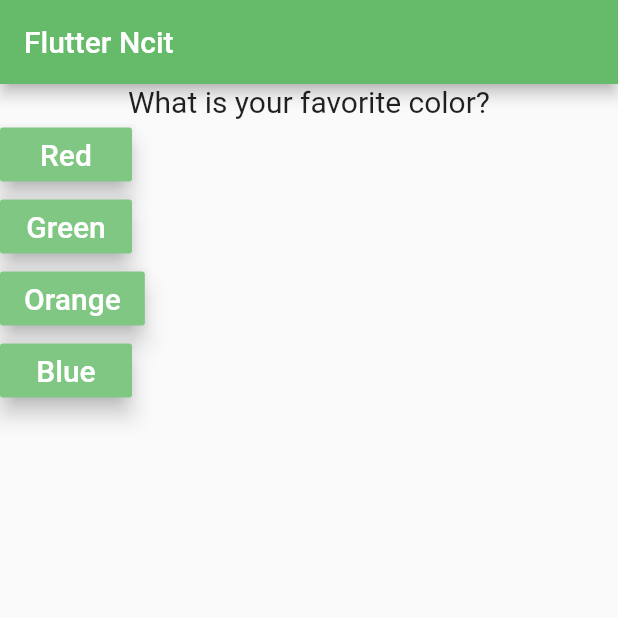
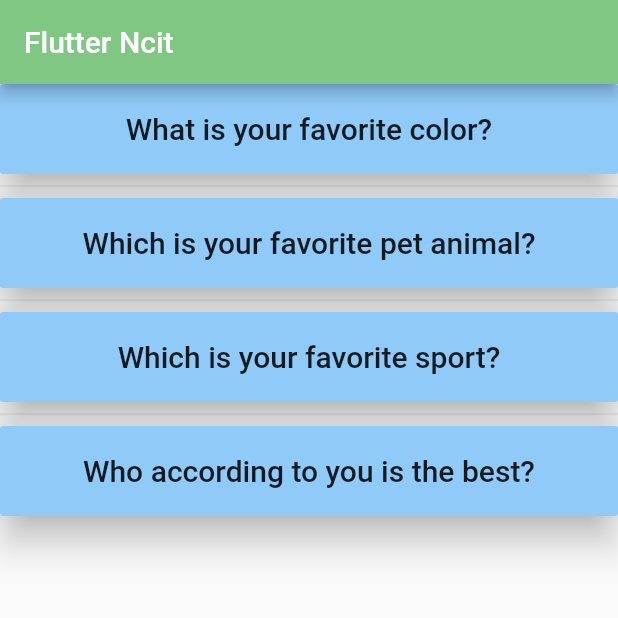
Before and after one commit to BinayakDotel/Binayak_FlutterNcit, a Flutter app: the screen it shows after launch, on a phone screen of 412 x 824 dp, the top half of it. Run offline on Flutter 3.47's test engine with Material 2 defaults, Android fonts, the phone set to English and light mode, and no system bars.

```diff
--- /dev/null
+++ b/lib/Answer.dart
@@ -0,0 +1,46 @@
+import 'package:flutter/material.dart';
+import 'InterfaceButton.dart';
+import 'TextArea.dart';
+
+class Answer extends StatefulWidget {
+  final count;
+  final List questions;
+  final Function clickResponse;
+
+  Answer(this.questions, this.clickResponse, this.count);
+
+  @override
+  State<StatefulWidget> createState() {
+    return AnswerState(clickResponse, questions, count);
+  }
+}
+
+class AnswerState extends State<Answer> {
+  final count;
+  final List stateQuestion;
+  final Function clickResponse;
+
+  AnswerState(this.clickResponse, this.stateQuestion, this.count);
+
+  @override
+  Widget build(BuildContext context) {
+    return
+      ListView.separated(
+        padding: const EdgeInsets.all(0),
+      itemCount: stateQuestion.length,
+      itemBuilder: (BuildContext context, int index) {
+        return Container(
+            height: 60,
+          child: RaisedButton(
+            color: Colors.blue[200],
+            child: TextArea(this.stateQuestion[index]['question']),
+            elevation: 10,
+            onPressed: () => clickResponse(this.stateQuestion[index]['answer']['score']),
+          ),
+        );
+      },
+        separatorBuilder:
+            (BuildContext context, int index) => const Divider()
+    );
+  }
+}
--- a/lib/TextArea.dart
+++ b/lib/TextArea.dart
@@ -13,6 +13,7 @@ class TextArea extends StatelessWidget {
           this.names,
           style: TextStyle(fontSize: 20),
           textAlign: TextAlign.center,
-        ));
+        )
+    );
   }
 }
--- a/lib/main.dart
+++ b/lib/main.dart
@@ -1,6 +1,13 @@
+import 'package:flutter/cupertino.dart';
 import 'package:flutter/material.dart';
+import 'package:flutterncit/FetchData.dart';
+import 'package:flutterncit/Answer.dart';
 import './TextArea.dart';
 import './InterfaceButton.dart';
+import 'FetchData.dart';
+import 'AddData.dart';
+import 'Result.dart';
+import 'Answer.dart';
 
 void main() => runApp(MyApp());
 
@@ -14,14 +21,16 @@ class MyApp extends StatefulWidget {
 class MyAppState extends State<MyApp> {
   var index = 0;
   var totalScore = 0;
-  final texts = [
+  var theme = Colors.green[300];
+  List data = [];
+  final List texts = [
     {
       'question': 'What is your favorite color?',
       'answer': [
         {'text': 'Red', 'score': 5},
         {'text': 'Green', 'score': 8},
         {'text': 'Orange', 'score': 4},
-        {'text': 'Blue', 'score':2}
+        {'text': 'Blue', 'score': 2}
       ]
     },
     {
@@ -51,6 +60,7 @@ class MyAppState extends State<MyApp> {
       ]
     },
   ];
+  final _names = ['Apple','Ball'];
   void buttonPressed(int score) {
     setState(() {
       totalScore += score;
@@ -74,13 +84,16 @@ class MyAppState extends State<MyApp> {
   @override
   Widget build(BuildContext context) {
     return MaterialApp(
+      theme: ThemeData(
+        primarySwatch: Colors.purple,
+      ),
       home: Scaffold(
           appBar: AppBar(
             title: Text('Flutter Ncit'),
-            backgroundColor: Colors.green[400],
+            backgroundColor: theme,
           ),
           body: index < texts.length
-              ? Column(
+              ? /*Column(
                   children: <Widget>[
                     TextArea(
                       texts[index]['question'],
@@ -91,11 +104,11 @@ class MyAppState extends State<MyApp> {
                             answer['text']))
                         .toList(),
                   ],
-                )
+                )*/
+          Answer(texts, buttonPressed, index)
               : Column(children: <Widget>[
                   FloatingActionButton(
-                    child:
-                    Icon(
+                    child: Icon(
                       Icons.home,
                     ),
                     onPressed: () {
@@ -105,15 +118,14 @@ class MyAppState extends State<MyApp> {
                       });
                     },
                     elevation: 6,
-                    backgroundColor: Colors.green[300],
+                    backgroundColor: theme,
                   ),
-                  Center(
-                    child: Text(result,
-                        style: TextStyle(fontSize: 24,color: Colors.black,
-                        ),
-                    ),
-              ),
-                ])),
+                  FetchData(),
+                  AddData(this._names),
+                  Result(this.result),
+                ],
+            )
+        ),
     );
   }
 }
--- a/pubspec.yaml
+++ b/pubspec.yaml
@@ -28,6 +28,7 @@ dev_dependencies:
   flutter_test:
     sdk: flutter
 
+  http: any
 
 # For information on the generic Dart part of this file, see the
 # following page: https://dart.dev/tools/pub/pubspec
```
Also changed, not shown: lib/AddData.dart (added, +48 -0 lines), lib/FetchData.dart (added, +31 -0 lines), lib/Result.dart (added, +20 -0 lines), pubspec.lock, 2 other files.
